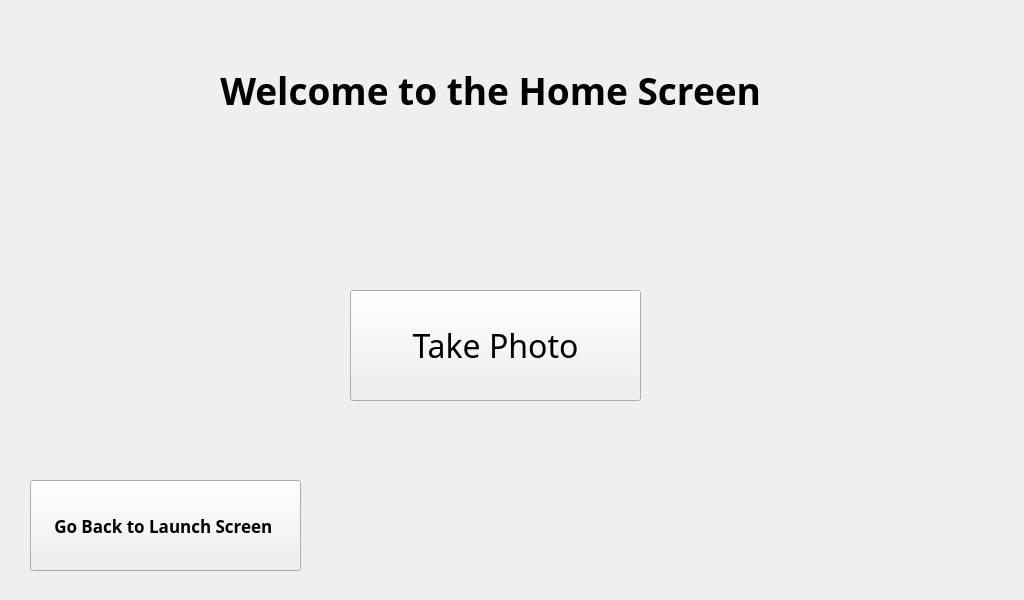
Old version of the form qt_designer_files/home_screen_designer.ui in the repository hayrayl/photobooth.
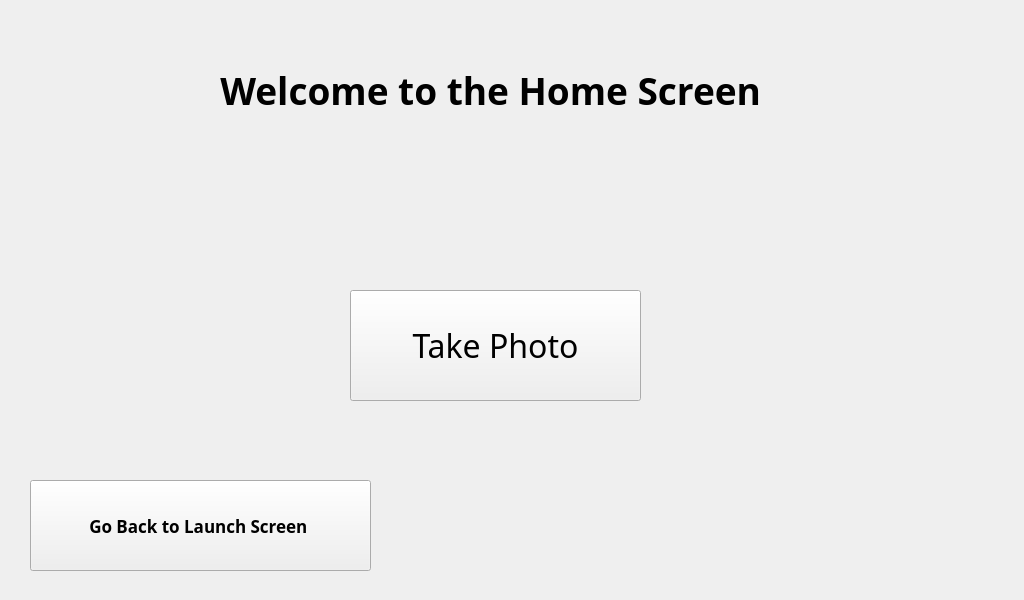
New version of the form.

```diff
--- a/qt_designer_files/home_screen_designer.ui
+++ b/qt_designer_files/home_screen_designer.ui
@@ -29,15 +29,15 @@
   <widget class="QLabel" name="label_header">
    <property name="geometry">
     <rect>
-     <x>220</x>
+     <x>160</x>
      <y>50</y>
-     <width>551</width>
+     <width>671</width>
      <height>81</height>
     </rect>
    </property>
    <property name="font">
     <font>
-     <family>Monotype Corsiva</family>
+     <family>Pacifico</family>
      <pointsize>28</pointsize>
      <weight>75</weight>
      <bold>true</bold>
@@ -74,13 +74,13 @@
     <rect>
      <x>30</x>
      <y>480</y>
-     <width>271</width>
+     <width>341</width>
      <height>91</height>
     </rect>
    </property>
    <property name="font">
     <font>
-     <family>Monotype Corsiva</family>
+     <family>Pacifico</family>
      <pointsize>13</pointsize>
      <weight>75</weight>
      <bold>true</bold>
```
Left out of the diff: 2 changed lines with no effect on the pictures.
